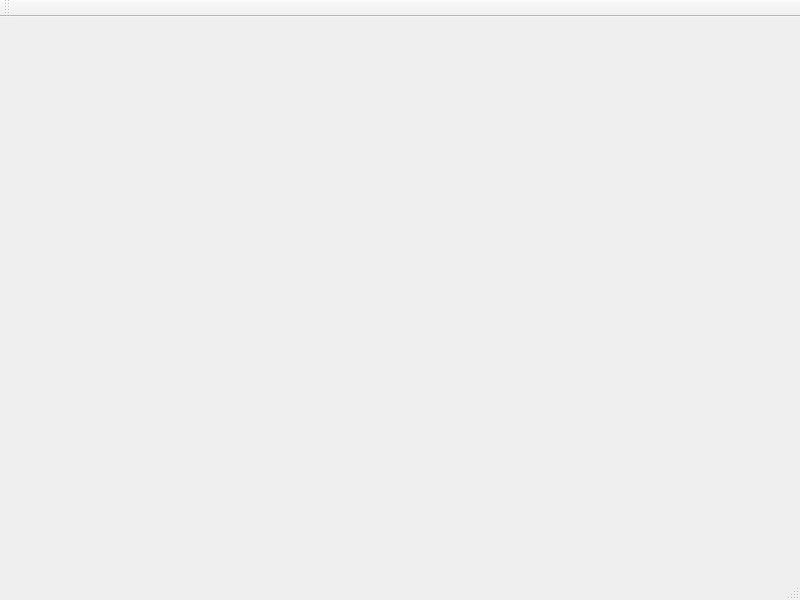
TDDavid/DDS, file mainwindow.ui: the form before one commit.
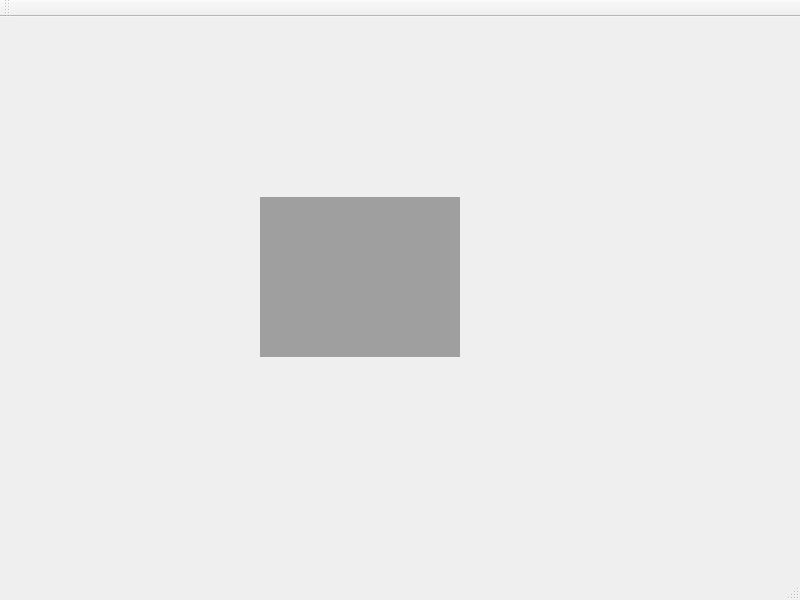
The form after the commit.

Commit message: Vytvorene zakladne UI. Widget baseUI pre zaklad UI; Widget wndWelcome pre uvodne okienko; Widget wndProblem pre okienko ulohy.

What changed in the file:
```diff
--- a/mainwindow.ui
+++ b/mainwindow.ui
@@ -10,10 +10,36 @@
     <height>600</height>
    </rect>
   </property>
+  <property name="font">
+   <font>
+    <family>Arial</family>
+   </font>
+  </property>
   <property name="windowTitle">
    <string>MainWindow</string>
   </property>
-  <widget class="QWidget" name="centralWidget"/>
+  <widget class="QWidget" name="centralWidget">
+   <widget class="QMdiArea" name="mdiArea">
+    <property name="geometry">
+     <rect>
+      <x>260</x>
+      <y>180</y>
+      <width>200</width>
+      <height>160</height>
+     </rect>
+    </property>
+    <widget class="QWidget" name="subwindow">
+     <property name="windowTitle">
+      <string>Subwindow</string>
+     </property>
+    </widget>
+    <widget class="QWidget" name="subwindow_2">
+     <property name="windowTitle">
+      <string>Subwindow</string>
+     </property>
+    </widget>
+   </widget>
+  </widget>
   <widget class="QMenuBar" name="menuBar">
    <property name="geometry">
     <rect>
```
The commit also changes 2 other files.
